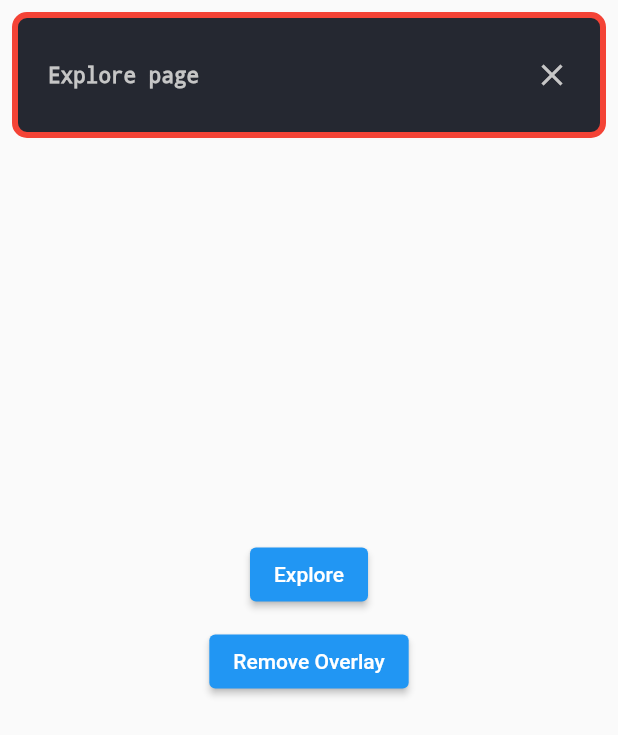
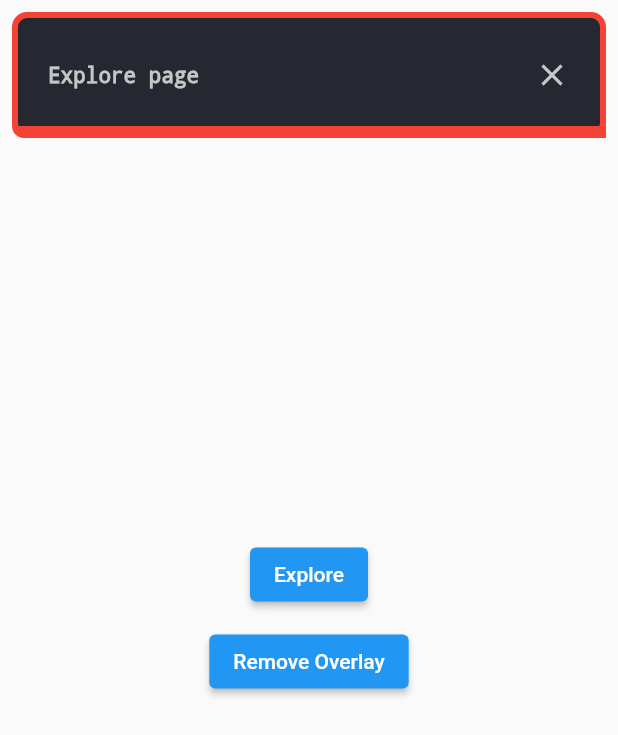
Before and after one commit to BtreeDevelopers/b_toast_flutter, a Flutter app: the screen it shows after launch, after a tap on "Explore", on a phone screen of 412 x 824 dp. Shown: the top 735 px of the screen. Run offline on Flutter 3.47's test engine with Material 2 defaults, Android fonts, the phone set to English and light mode, and no system bars.

Commit message:
barra de progresso

```diff
--- a/lib/widgets/b_toast.dart
+++ b/lib/widgets/b_toast.dart
@@ -36,13 +36,17 @@ class BToast {
             widthFactor: 1,
             child: SlideTransition(
               position: _offsetAnimation,
-              child: Padding(
+              child: Stack(
+                alignment: Alignment.bottomCenter,
+                children: [
+                  Padding(
                     padding: const EdgeInsets.all(8.0),
                     child: SizedBox(
                       width: MediaQuery.of(context).size.width,
                       child: Container(
                         decoration: BoxDecoration(
-                      borderRadius: const BorderRadius.all(Radius.circular(10)),
+                          borderRadius:
+                              const BorderRadius.all(Radius.circular(10)),
                           color: const Color(0xff252831),
                           border: Border.all(
                             color: borderColor,
@@ -82,6 +86,24 @@ class BToast {
                       ),
                     ),
                   ),
+                  Padding(
+                    padding: const EdgeInsets.all(8.0),
+                    child: AnimatedPositioned(
+                      duration: Duration(milliseconds: 500),
+                      left: 0,
+                      right: (1.0 - _controller.value) * 200.0,
+                      child: Container(
+                        width: MediaQuery.of(context).size.width,
+                        height: 8,
+                        decoration: BoxDecoration(
+                            color: borderColor,
+                            borderRadius: BorderRadius.only(
+                                bottomLeft: Radius.circular(10.0))),
+                      ),
+                    ),
+                  ),
+                ],
+              ),
             ),
           ),
         );
```
Lines whose indentation alone changed are shown as unchanged.
